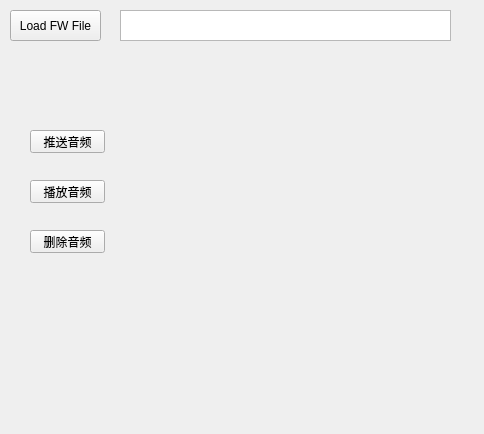
Above: first.ui from suiyueliunian/AcousticTest before the change. Below: the same form after it.
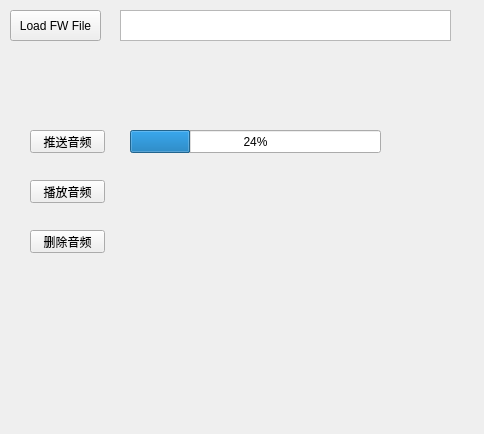
That is the form after the change.

Commit message: 调整代码

Patch:
```diff
--- a/first.ui
+++ b/first.ui
@@ -75,6 +75,19 @@
     </rect>
    </property>
   </widget>
+  <widget class="QProgressBar" name="progressBar">
+   <property name="geometry">
+    <rect>
+     <x>130</x>
+     <y>130</y>
+     <width>251</width>
+     <height>23</height>
+    </rect>
+   </property>
+   <property name="value">
+    <number>24</number>
+   </property>
+  </widget>
  </widget>
  <resources/>
  <connections/>
```
The commit also changes 2 other files.
